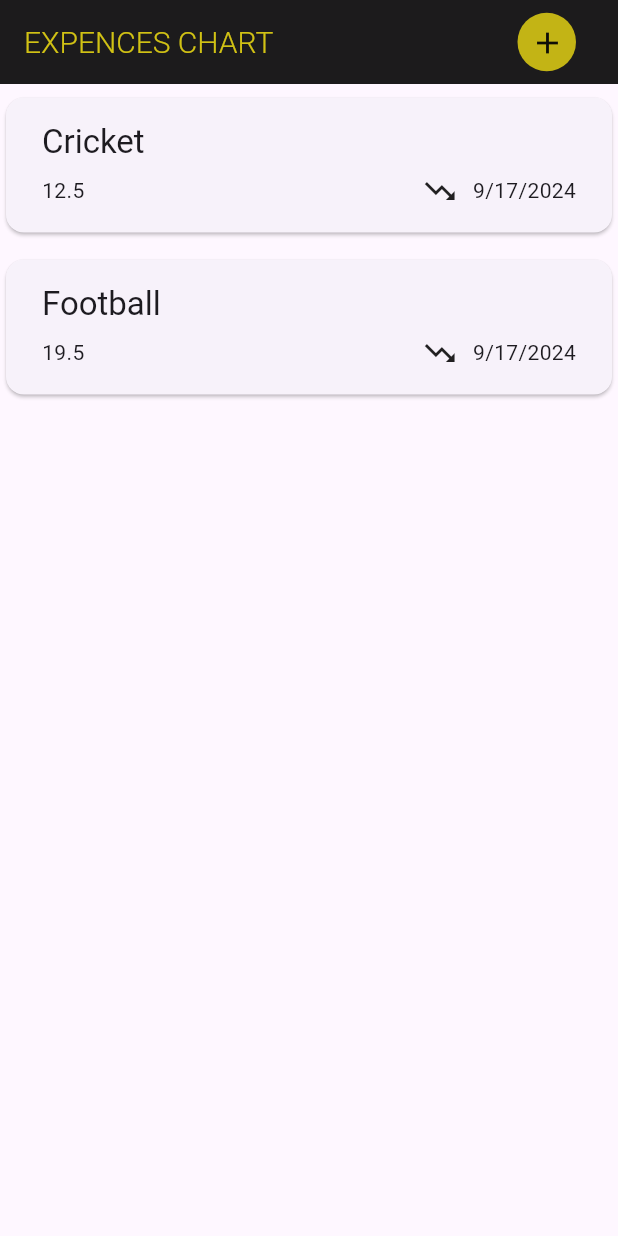
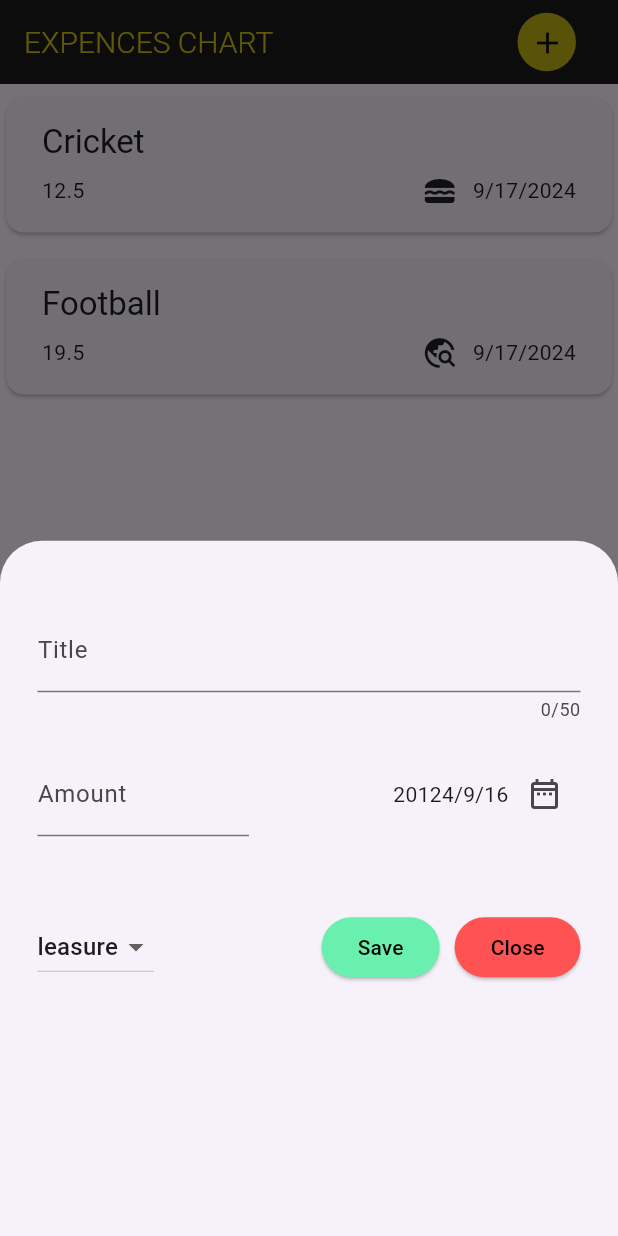
Before and after one commit to Chandimaisuru/Expences_chart_flutter, a Flutter app: the screen it shows after launch, after a tap on the "add" icon, on a phone screen of 412 x 824 dp. Run offline on Flutter 3.47's test engine with Material 3 defaults, Android fonts, the phone set to English and light mode, and no system bars.

Commit message:
form updated

```diff
--- a/lib/model/expence.dart
+++ b/lib/model/expence.dart
@@ -1,6 +1,7 @@
 
 
 // import 'package:flutter/foundation.dart';
+import 'package:flutter/material.dart';
 import 'package:intl/intl.dart';
 import 'package:uuid/uuid.dart';
 
@@ -8,6 +9,16 @@ final uuid = const Uuid().v4();
 
 // category
  enum Category{food ,travel, leasure, work}
+
+//  category icons
+
+// ignore: non_constant_identifier_names
+final CategoryIcons ={
+  Category.food:Icons.lunch_dining,
+  Category.leasure:Icons.leak_add,
+  Category.travel:Icons.travel_explore,
+  Category.work:Icons.work,
+} ;
 
 //  date format
 
--- a/lib/pages/expences.dart
+++ b/lib/pages/expences.dart
@@ -1,5 +1,6 @@
 import 'package:flutter/material.dart';
 import 'package:untitled/model/expence.dart';
+import 'package:untitled/widgets/add_new_expences.dart';
 import 'package:untitled/widgets/expence_list.dart';
 
 class Expences extends StatefulWidget {
@@ -20,6 +21,20 @@ class _ExpencesState extends State<Expences> {
    ExpenceModel(amount: 19.5, date: DateTime.now(), title: "Football", category: Category.travel),
 
   ];
+
+
+// function to open a model
+
+  void openAddExpences (){
+    showModalBottomSheet(
+      context: context,
+      builder: (context){
+
+          return AddnewExpences();
+      }
+      );
+  }
+
 
 
   @override
@@ -45,7 +60,7 @@ class _ExpencesState extends State<Expences> {
                   color: const Color.fromARGB(226, 216, 200, 20),
               ),
 
-              child: IconButton(onPressed: (){},
+              child: IconButton(onPressed: openAddExpences,
               icon:const Icon(Icons.add),
               color: const Color.fromARGB(246, 7, 7, 7),
               ),
--- /dev/null
+++ b/lib/widgets/add_new_expences.dart
@@ -0,0 +1,137 @@
+
+import 'package:flutter/material.dart';
+import 'package:untitled/model/expence.dart';
+
+
+
+class AddnewExpences extends StatefulWidget {
+  const AddnewExpences({super.key});
+
+  @override
+  State<AddnewExpences> createState() => _AddnewExpencesState();
+}
+
+class _AddnewExpencesState extends State<AddnewExpences> {
+
+  final titleController = TextEditingController();
+  final amountController =TextEditingController();
+  Category selectCategory = Category.leasure;
+
+  @override
+  void dispose() {
+    // TODO: implement dispose
+    super.dispose();
+    titleController.dispose();
+    amountController.dispose();
+  }
+
+  @override
+  Widget build(BuildContext context) {
+    return  Padding(
+      padding: const EdgeInsets.all(25.0),
+      child: Column(
+        children: [
+          const SizedBox(height: 20),
+          TextField(
+            controller: titleController,
+            decoration:const InputDecoration(
+              hintText: "Add new expenece title",
+              label: Text("Title")
+
+            ),
+            keyboardType: TextInputType.text,
+            maxLength: 50,
+          ),
+
+          const SizedBox(height: 20,),
+
+             Row(
+              children: [
+             Expanded(
+                  child: TextField(
+                    controller: amountController,
+                    decoration: const InputDecoration(
+                      hintText: "Add your Amount",
+                      label: Text("Amount")
+
+                    ),
+                    keyboardType: TextInputType.number,
+                  ),
+                ),
+                const SizedBox(
+                  width: 80,
+
+                ),
+                Expanded(child: Row(
+
+                  mainAxisAlignment: MainAxisAlignment.end,
+                  children: [
+
+                    const Text("20124/9/16"),
+                    IconButton(onPressed: (){},
+                     icon: const Icon(Icons.date_range_outlined))
+                    ],
+                ))
+
+              ],
+            ),
+            const SizedBox(height: 50,),
+            Row(
+
+              children: [
+                DropdownButton(
+                  value: selectCategory,
+                  items: Category.values.map((category)=>DropdownMenuItem(
+                    value: category,
+                    child: Text(category.name)
+                    ),
+                    ).toList(),
+                 onChanged: (value) {
+                  setState(() {
+                      selectCategory=value!;
+                  });
+
+                 }),
+
+                 Expanded(
+                   child: Row(
+                     mainAxisAlignment: MainAxisAlignment.end,
+                    children: [
+
+                       ElevatedButton(
+
+                    onPressed: (){},
+                    style: const ButtonStyle(
+                      backgroundColor: WidgetStatePropertyAll(Colors.greenAccent),
+
+                    ),
+                        child:const Text("Save",style: TextStyle(color: Colors.black)),
+                    ),
+
+                    const SizedBox(width: 10,),
+
+                      ElevatedButton(
+
+                    onPressed: (){},
+                    style: const ButtonStyle(
+                      backgroundColor: WidgetStatePropertyAll(Colors.redAccent),
+
+                    ),
+                        child:const Text("Close",style: TextStyle(color: Colors.black),),
+                    ),
+
+
+                    ],
+                   ),
+                 ),
+
+
+              ],
+            )
+
+        ],
+
+      ),
+    );
+  }
+}
--- a/lib/widgets/expence_tile.dart
+++ b/lib/widgets/expence_tile.dart
@@ -41,7 +41,7 @@ class ExpenseTile extends StatelessWidget {
 
                             const Spacer(),
 
-                            const Icon(Icons.trending_down),
+                             Icon(CategoryIcons[expenceModel.category]),
 
                             const SizedBox(
 
```
